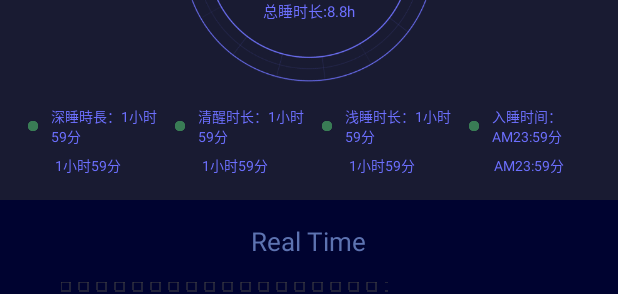
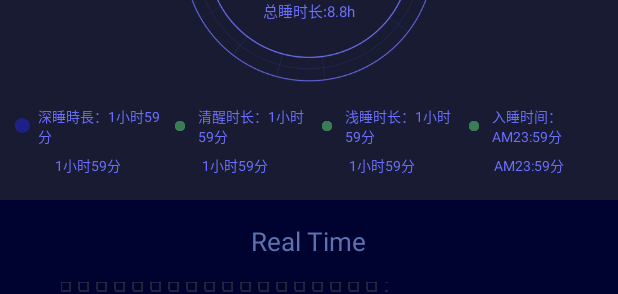
Before and after one commit to Luopn/SleepDg, an Android app: the layout fragment_data.xml on its own in the app's theme, with its tools: preview values and no code run, on a phone screen of 412 x 824 dp. Shown: the part 278-572 px from the top of the screen. Run offline under Robolectric (Android 15) with nearby library versions, the phone set to English and light mode, and no system bars.

Commit message:
更改圆点图案

```diff
--- a/app/build.gradle
+++ b/app/build.gradle
@@ -6,8 +6,8 @@ android {
         applicationId "com.jx.sleep_dg"
         minSdkVersion 18
         targetSdkVersion 26
-        versionCode 11
-        versionName "1.0.41"
+        versionCode 12
+        versionName "1.0.42"
         testInstrumentationRunner "android.support.test.runner.AndroidJUnitRunner"
     }
     buildTypes {
--- a/app/src/main/res/layout/fragment_data.xml
+++ b/app/src/main/res/layout/fragment_data.xml
@@ -127,7 +127,9 @@
                             <TextView
                                 android:layout_width="wrap_content"
                                 android:layout_height="wrap_content"
-                                android:drawableLeft="@mipmap/ic_circle_green"
+                                android:drawableLeft="@mipmap/ic_circle_gray"
+                                android:drawablePadding="5dp"
+                                android:drawableTint="#1d2088"
                                 android:gravity="center_vertical"
                                 android:text="@string/sleep_deep"
                                 android:textColor="@color/textTitleColor"
```
Also changed, not shown: app/src/main/res/mipmap-xxhdpi/ic_circle_gray.png (added).
